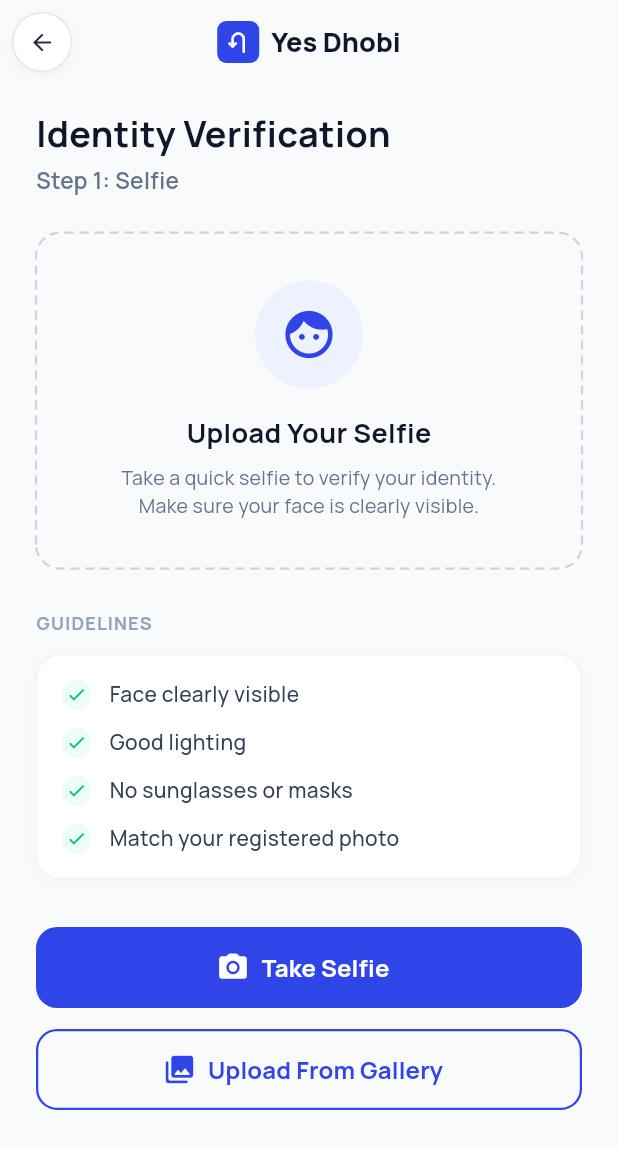
After one commit to testyesdhobi-maker/yesdhobi_ridervendor, a Flutter app: the IdentityVerificationScreen screen opened directly, after a tap on "Upload From Gallery", on a phone screen of 412 x 824 dp. The commit adds this screen. Shown: the top 1149 px of the screen. Run offline on Flutter 3.47's test engine with Material 3 defaults, Android fonts, the phone set to English and light mode, and no system bars; our stand-ins replace google_fonts, image_picker.

Commit message:
fix(rider): fix login keyboard overflow, integrate identity selfie verification flow, and wire Dropoff Confirmed View Earnings to Rider My Earnings

```diff
--- /dev/null
+++ b/lib/screens/identity_verification_screen.dart
@@ -0,0 +1,336 @@
+import 'package:flutter/material.dart';
+import 'package:yesdhobi_ridervendor/theme.dart';
+import 'package:yesdhobi_ridervendor/widgets/app_logo.dart';
+import 'package:yesdhobi_ridervendor/widgets/custom_back_button.dart';
+import 'package:yesdhobi_ridervendor/widgets/dashed_border_painter.dart';
+import 'package:yesdhobi_ridervendor/utils/image_picker_helper.dart';
+import 'package:yesdhobi_ridervendor/screens/selfie_confirmation_screen.dart';
+
+class IdentityVerificationScreen extends StatefulWidget {
+  const IdentityVerificationScreen({super.key});
+
+  @override
+  State<IdentityVerificationScreen> createState() =>
+      _IdentityVerificationScreenState();
+}
+
+class _IdentityVerificationScreenState
+    extends State<IdentityVerificationScreen> {
+  bool _isLoading = false;
+
+  Future<void> _handleTakeSelfie() async {
+    setState(() {
+      _isLoading = true;
+    });
+
+    final result = await ImagePickerHelper.takeSelfie(context);
+
+    if (!mounted) return;
+    setState(() {
+      _isLoading = false;
+    });
+
+    if (result.isSuccess && result.path != null) {
+      Navigator.push(
+        context,
+        MaterialPageRoute(
+          builder: (_) => SelfieConfirmationScreen(imagePath: result.path!),
+        ),
+      );
+    } else if (result.errorMessage != null &&
+        result.errorMessage != 'No photo captured') {
+      ScaffoldMessenger.of(context).showSnackBar(
+        SnackBar(
+          content: Text(result.errorMessage!),
+          backgroundColor: const Color(0xFFEF4444),
+          behavior: SnackBarBehavior.floating,
+          shape: RoundedRectangleBorder(
+            borderRadius: BorderRadius.circular(10),
+          ),
+        ),
+      );
+    }
+  }
+
+  Future<void> _handleUploadGallery() async {
+    setState(() {
+      _isLoading = true;
+    });
+
+    final result = await ImagePickerHelper.pickFromGallery(context);
+
+    if (!mounted) return;
+    setState(() {
+      _isLoading = false;
+    });
+
+    if (result.isSuccess && result.path != null) {
+      Navigator.push(
+        context,
+        MaterialPageRoute(
+          builder: (_) => SelfieConfirmationScreen(imagePath: result.path!),
+        ),
+      );
+    } else if (result.errorMessage != null &&
+        result.errorMessage != 'No image selected') {
+      ScaffoldMessenger.of(context).showSnackBar(
+        SnackBar(
+          content: Text(result.errorMessage!),
+          backgroundColor: const Color(0xFFEF4444),
+          behavior: SnackBarBehavior.floating,
+          shape: RoundedRectangleBorder(
+            borderRadius: BorderRadius.circular(10),
+          ),
+        ),
+      );
+    }
+  }
+
+  @override
+  Widget build(BuildContext context) {
+    return Scaffold(
+      backgroundColor: const Color(0xFFF8FAFC),
+      appBar: AppBar(
+        backgroundColor: const Color(0xFFF8FAFC),
+        elevation: 0,
+        leading: const CustomBackButton(),
+        title: const Row(
+          mainAxisSize: MainAxisSize.min,
+          children: [
+            AppLogo(
+              size: 28,
+              borderRadius: 6,
+              iconSize: 18,
+              backgroundColor: AppTheme.primaryColor,
+            ),
+            SizedBox(width: 8),
+            Text(
+              'Yes Dhobi',
+              style: TextStyle(
+                fontSize: 18,
+                fontWeight: FontWeight.w800,
+                color: Color(0xFF0F172A),
+              ),
+            ),
+          ],
+        ),
+        centerTitle: true,
+      ),
+      body: SafeArea(
+        child: SingleChildScrollView(
+          padding: const EdgeInsets.symmetric(horizontal: 24.0, vertical: 16.0),
+          child: Column(
+            crossAxisAlignment: CrossAxisAlignment.start,
+            children: [
+              const Text(
+                'Identity Verification',
+                style: TextStyle(
+                  fontSize: 24,
+                  fontWeight: FontWeight.bold,
+                  color: Color(0xFF0F172A),
+                ),
+              ),
+              const SizedBox(height: 4),
+              const Text(
+                'Step 1: Selfie',
+                style: TextStyle(
+                  fontSize: 15,
+                  fontWeight: FontWeight.w600,
+                  color: Color(0xFF64748B),
+                ),
+              ),
+              const SizedBox(height: 24),
+
+              // Dashed Box for Selfie Area
+              CustomPaint(
+                painter: DashedBorderPainter(
+                  color: const Color(0xFFCBD5E1),
+                  strokeWidth: 1.5,
+                  dashWidth: 6,
+                  dashSpace: 4,
+                  borderRadius: 16,
+                ),
+                child: Container(
+                  width: double.infinity,
+                  padding: const EdgeInsets.symmetric(
+                      vertical: 32.0, horizontal: 20.0),
+                  child: Column(
+                    children: [
+                      Container(
+                        width: 72,
+                        height: 72,
+                        decoration: const BoxDecoration(
+                          color: Color(0xFFEEF2FF),
+                          shape: BoxShape.circle,
+                        ),
+                        child: const Icon(
+                          Icons.face_rounded,
+                          size: 38,
+                          color: AppTheme.primaryColor,
+                        ),
+                      ),
+                      const SizedBox(height: 16),
+                      const Text(
+                        'Upload Your Selfie',
+                        style: TextStyle(
+                          fontSize: 18,
+                          fontWeight: FontWeight.bold,
+                          color: Color(0xFF0F172A),
+                        ),
+                      ),
+                      const SizedBox(height: 8),
+                      const Text(
+                        'Take a quick selfie to verify your identity.\nMake sure your face is clearly visible.',
+                        textAlign: TextAlign.center,
+                        style: TextStyle(
+                          fontSize: 13,
+                          color: Color(0xFF64748B),
+                          height: 1.45,
+                        ),
+                      ),
+                    ],
+                  ),
+                ),
+              ),
+              const SizedBox(height: 28),
+
+              // Guidelines Section
+              const Text(
+                'GUIDELINES',
+                style: TextStyle(
+                  fontSize: 12,
+                  fontWeight: FontWeight.bold,
+                  color: Color(0xFF94A3B8),
+                  letterSpacing: 0.8,
+                ),
+              ),
+              const SizedBox(height: 12),
+
+              Container(
+                width: double.infinity,
+                padding: const EdgeInsets.all(16),
+                decoration: BoxDecoration(
+                  color: Colors.white,
+                  borderRadius: BorderRadius.circular(16),
+                  border: Border.all(color: const Color(0xFFF1F5F9)),
+                  boxShadow: [
+                    BoxShadow(
+                      color: Colors.black.withOpacity(0.02),
+                      blurRadius: 8,
+                      offset: const Offset(0, 2),
+                    ),
+                  ],
+                ),
+                child: Column(
+                  children: [
+                    _buildGuidelineItem('Face clearly visible'),
+                    const SizedBox(height: 12),
+                    _buildGuidelineItem('Good lighting'),
+                    const SizedBox(height: 12),
+                    _buildGuidelineItem('No sunglasses or masks'),
+                    const SizedBox(height: 12),
+                    _buildGuidelineItem('Match your registered photo'),
+                  ],
+                ),
+              ),
+              const SizedBox(height: 32),
+
+              // Take Selfie Button (Primary Blue)
+              SizedBox(
+                width: double.infinity,
+                height: 54,
+                child: ElevatedButton.icon(
+                  onPressed: _isLoading ? null : _handleTakeSelfie,
+                  icon: const Icon(Icons.camera_alt_rounded, size: 22),
+                  label: _isLoading
+                      ? const SizedBox(
+                          width: 20,
+                          height: 20,
+                          child: CircularProgressIndicator(
+                            strokeWidth: 2,
+                            color: Colors.white,
+                          ),
+                        )
+                      : const Text(
+                          'Take Selfie',
+                          style: TextStyle(
+                            fontSize: 16,
+                            fontWeight: FontWeight.bold,
+                          ),
+                        ),
+                  style: ElevatedButton.styleFrom(
+                    backgroundColor: AppTheme.primaryColor,
+                    foregroundColor: Colors.white,
+                    elevation: 0,
+                    shape: RoundedRectangleBorder(
+                      borderRadius: BorderRadius.circular(14),
+                    ),
+                  ),
+                ),
+              ),
+              const SizedBox(height: 14),
+
+              // Upload From Gallery Button (Outlined Blue)
+              SizedBox(
+                width: double.infinity,
+                height: 54,
+                child: OutlinedButton.icon(
+                  onPressed: _isLoading ? null : _handleUploadGallery,
+                  icon: const Icon(Icons.photo_library_rounded, size: 22),
+                  label: const Text(
+                    'Upload From Gallery',
+                    style: TextStyle(
+                      fontSize: 16,
+                      fontWeight: FontWeight.bold,
+                    ),
+                  ),
+                  style: OutlinedButton.styleFrom(
+                    foregroundColor: AppTheme.primaryColor,
+                    side: const BorderSide(
+                      color: AppTheme.primaryColor,
+                      width: 1.5,
+                    ),
+                    shape: RoundedRectangleBorder(
+                      borderRadius: BorderRadius.circular(14),
+                    ),
+                  ),
+                ),
+              ),
+              const SizedBox(height: 20),
+            ],
+          ),
+        ),
+      ),
+    );
+  }
+
+  Widget _buildGuidelineItem(String text) {
+    return Row(
+      children: [
+        Container(
+          width: 20,
+          height: 20,
+          decoration: const BoxDecoration(
+            color: Color(0xFFECFDF5),
+            shape: BoxShape.circle,
+          ),
+          alignment: Alignment.center,
+          child: const Icon(
+            Icons.check_rounded,
+            color: Color(0xFF10B981),
+            size: 14,
+          ),
+        ),
+        const SizedBox(width: 12),
+        Text(
+          text,
+          style: const TextStyle(
+            fontSize: 14,
+            fontWeight: FontWeight.w500,
+            color: Color(0xFF334155),
+          ),
+        ),
+      ],
+    );
+  }
+}
```
Also changed, not shown: lib/screens/dropoff_confirmed_screen.dart (+5 -7 lines), lib/screens/rider_login_screen.dart (+61 -11 lines), lib/screens/selfie_confirmation_screen.dart (added, +241 -0 lines), lib/services/rider_auth_service.dart (+11 -0 lines), 1 other file.
